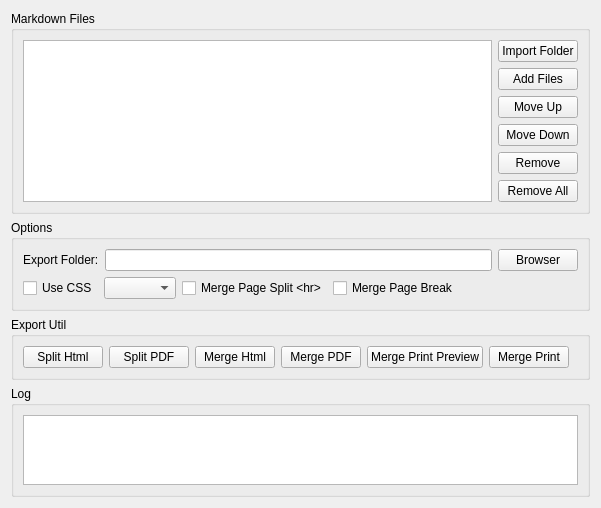
The window that liteidex/src/plugins/markdown/markdownbatchwidget.ui (visualfc/liteide) describes before a commit, drawn with Qt 5.
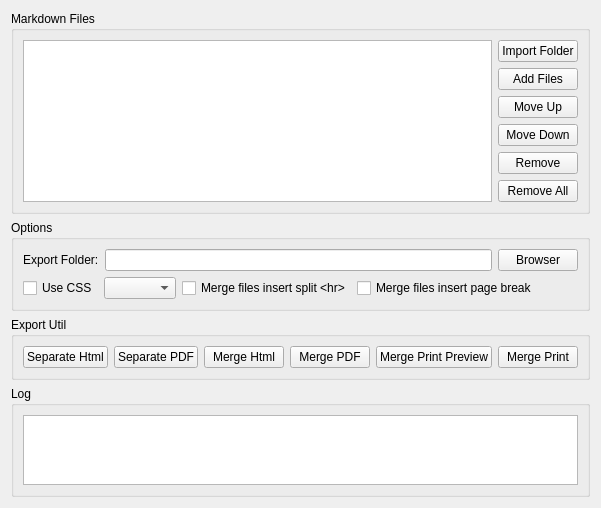
The same window after the commit.

```diff
--- a/liteidex/src/plugins/markdown/markdownbatchwidget.ui
+++ b/liteidex/src/plugins/markdown/markdownbatchwidget.ui
@@ -134,14 +134,14 @@
         <item>
          <widget class="QCheckBox" name="mergeHrCheckBox">
           <property name="text">
-           <string>Merge Page Split &lt;hr&gt;</string>
+           <string>Merge files insert split &lt;hr&gt;</string>
           </property>
          </widget>
         </item>
         <item>
          <widget class="QCheckBox" name="mergePageBreakCheckBox">
           <property name="text">
-           <string>Merge Page Break</string>
+           <string>Merge files insert page break</string>
           </property>
          </widget>
         </item>
@@ -172,14 +172,14 @@
       <item>
        <widget class="QPushButton" name="splitHtmlPushButton">
         <property name="text">
-         <string>Split Html</string>
+         <string>Separate Html</string>
         </property>
        </widget>
       </item>
       <item>
        <widget class="QPushButton" name="splitPdfPushButton">
         <property name="text">
-         <string>Split PDF</string>
+         <string>Separate PDF</string>
         </property>
        </widget>
       </item>
```
